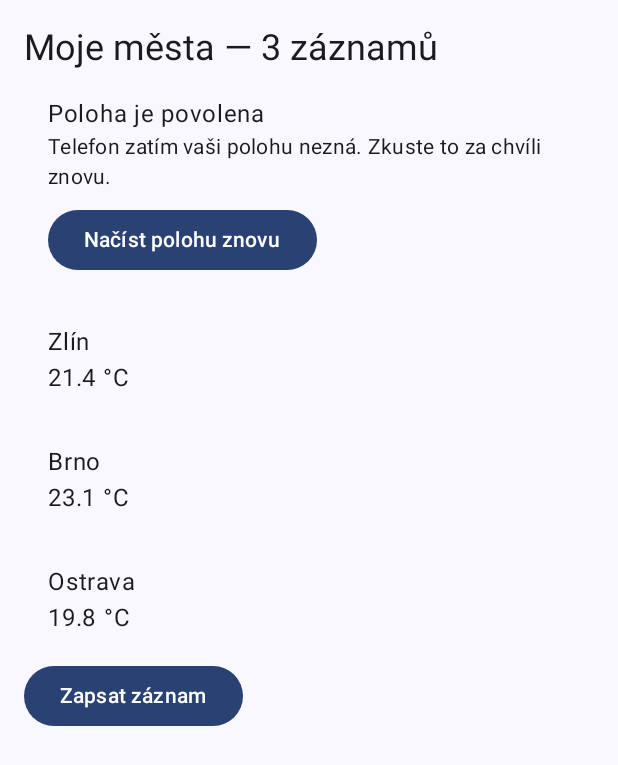
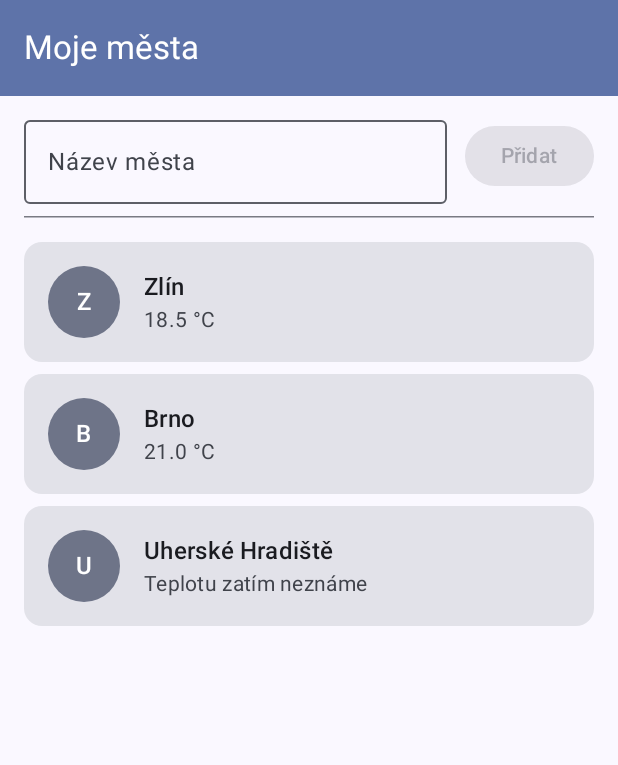
Before and after one commit to VBistry/meteodenik, an Android app built with Jetpack Compose: the screen it shows after launch (MainActivity), on a phone screen of 412 x 824 dp. Shown: the top 765 px of the screen. Run offline under Robolectric (Android 15) with nearby library versions, the phone set to English and light mode, and no system bars.

Commit message:
Lekce 07: obrazovka seznamu mest v Compose, stav hoistovany do MestaObrazovka

```diff
--- a/app/src/main/java/cz/utb/meteodenik/MainActivity.kt
+++ b/app/src/main/java/cz/utb/meteodenik/MainActivity.kt
@@ -7,7 +7,7 @@ import androidx.activity.ComponentActivity
 import androidx.activity.compose.setContent
 import androidx.activity.enableEdgeToEdge
 import androidx.core.content.ContextCompat
-import cz.utb.meteodenik.ui.SeznamMestObrazovka
+import cz.utb.meteodenik.ui.MestaObrazovka
 import cz.utb.meteodenik.ui.theme.MeteoDenikTheme
 
 private const val TAG = "Cyklus"
@@ -22,7 +22,11 @@ class MainActivity : ComponentActivity() {
         super.onCreate(savedInstanceState)
         Log.d(TAG, "MainActivity  onCreate   (savedInstanceState = $savedInstanceState)")
         enableEdgeToEdge()
-        setContent { MeteoDenikTheme { SeznamMestObrazovka() } }
+        setContent {
+            MeteoDenikTheme {
+                MestaObrazovka()
+            }
+        }
     }
 
     override fun onStart() {
--- a/app/src/main/java/cz/utb/meteodenik/model/Mesto.kt
+++ b/app/src/main/java/cz/utb/meteodenik/model/Mesto.kt
@@ -1,14 +1,7 @@
 package cz.utb.meteodenik.model
 
 data class Mesto(
+    val id: Int,
     val nazev: String,
-    val teplota: Double
+    val teplotaC: Double?   // null = teplotu ještě neznáme, doplní ji API v lekci 11
 )
-
-// Názvy měst jsou data, ne texty rozhraní – proto smějí být v kódu.
-// V lekci 11 je nahradí odpověď z Open-Meteo API.
-val UKAZKOVA_MESTA = listOf(
-    Mesto("Zlín", 21.4),
-    Mesto("Brno", 23.1),
-    Mesto("Ostrava", 19.8)
-)
--- /dev/null
+++ b/app/src/main/java/cz/utb/meteodenik/ui/MestaScreen.kt
@@ -0,0 +1,267 @@
+package cz.utb.meteodenik.ui
+
+import android.content.res.Configuration
+import androidx.compose.foundation.background
+import androidx.compose.foundation.layout.Arrangement
+import androidx.compose.foundation.layout.Box
+import androidx.compose.foundation.layout.Column
+import androidx.compose.foundation.layout.PaddingValues
+import androidx.compose.foundation.layout.Row
+import androidx.compose.foundation.layout.Spacer
+import androidx.compose.foundation.layout.fillMaxSize
+import androidx.compose.foundation.layout.fillMaxWidth
+import androidx.compose.foundation.layout.height
+import androidx.compose.foundation.layout.padding
+import androidx.compose.foundation.layout.size
+import androidx.compose.foundation.layout.width
+import androidx.compose.foundation.lazy.LazyColumn
+import androidx.compose.foundation.lazy.items
+import androidx.compose.foundation.shape.CircleShape
+import androidx.compose.material3.Button
+import androidx.compose.material3.Card
+import androidx.compose.material3.ExperimentalMaterial3Api
+import androidx.compose.material3.HorizontalDivider
+import androidx.compose.material3.MaterialTheme
+import androidx.compose.material3.OutlinedTextField
+import androidx.compose.material3.Scaffold
+import androidx.compose.material3.Text
+import androidx.compose.material3.TopAppBar
+import androidx.compose.material3.TopAppBarDefaults
+import androidx.compose.runtime.Composable
+import androidx.compose.runtime.getValue
+import androidx.compose.runtime.mutableStateOf
+import androidx.compose.runtime.remember
+import androidx.compose.runtime.saveable.rememberSaveable
+import androidx.compose.runtime.setValue
+import androidx.compose.ui.Alignment
+import androidx.compose.ui.Modifier
+import androidx.compose.ui.draw.clip
+import androidx.compose.ui.res.stringResource
+import androidx.compose.ui.semantics.contentDescription
+import androidx.compose.ui.semantics.semantics
+import androidx.compose.ui.text.style.TextOverflow
+import androidx.compose.ui.tooling.preview.Preview
+import androidx.compose.ui.unit.dp
+import cz.utb.meteodenik.R
+import cz.utb.meteodenik.model.Mesto
+import cz.utb.meteodenik.ui.theme.MeteoDenikTheme
+
+@Composable
+fun MestoKarta(
+    mesto: Mesto,
+    modifier: Modifier = Modifier
+) {
+    Card(modifier = modifier.fillMaxWidth()) {
+        Row(
+            modifier = Modifier.padding(16.dp),
+            verticalAlignment = Alignment.CenterVertically
+        ) {
+            Box(
+                modifier = Modifier
+                    .size(48.dp)
+                    .clip(CircleShape)
+                    .background(MaterialTheme.colorScheme.secondaryContainer)
+                    .semantics { contentDescription = mesto.nazev },
+                contentAlignment = Alignment.Center
+            ) {
+                Text(
+                    text = mesto.nazev.take(1).uppercase(),
+                    style = MaterialTheme.typography.titleMedium,
+                    color = MaterialTheme.colorScheme.onSecondaryContainer
+                )
+            }
+            Spacer(modifier = Modifier.width(16.dp))
+            Column(modifier = Modifier.weight(1f)) {
+                Text(
+                    text = mesto.nazev,
+                    style = MaterialTheme.typography.titleMedium,
+                    maxLines = 1,
+                    overflow = TextOverflow.Ellipsis
+                )
+                Text(
+                    text = if (mesto.teplotaC != null) {
+                        stringResource(R.string.mesto_teplota, mesto.teplotaC)
+                    } else {
+                        stringResource(R.string.mesto_teplota_neznama)
+                    },
+                    style = MaterialTheme.typography.bodyMedium,
+                    color = MaterialTheme.colorScheme.onSurfaceVariant
+                )
+            }
+        }
+    }
+}
+
+internal val ukazkovaMesta = listOf(
+    Mesto(id = 1, nazev = "Zlín", teplotaC = 18.5),
+    Mesto(id = 2, nazev = "Brno", teplotaC = 21.0),
+    Mesto(id = 3, nazev = "Uherské Hradiště", teplotaC = null)
+)
+
+@Preview(name = "Karta — světlá", showBackground = true)
+@Preview(name = "Karta — tmavá", showBackground = true, uiMode = Configuration.UI_MODE_NIGHT_YES)
+@Composable
+private fun MestoKartaPreview() {
+    MeteoDenikTheme {
+        MestoKarta(mesto = ukazkovaMesta.first(), modifier = Modifier.padding(16.dp))
+    }
+}
+
+@Composable
+fun PridatMestoRadek(
+    nazev: String,
+    onNazevChange: (String) -> Unit,
+    onPridat: () -> Unit,
+    modifier: Modifier = Modifier
+) {
+    Row(
+        modifier = modifier.fillMaxWidth(),
+        verticalAlignment = Alignment.CenterVertically
+    ) {
+        OutlinedTextField(
+            value = nazev,
+            onValueChange = onNazevChange,
+            label = { Text(stringResource(R.string.mesto_pole_label)) },
+            singleLine = true,
+            modifier = Modifier.weight(1f)
+        )
+        Spacer(modifier = Modifier.width(12.dp))
+        Button(
+            onClick = onPridat,
+            enabled = nazev.isNotBlank()
+        ) {
+            Text(text = stringResource(R.string.mesto_pridat))
+        }
+    }
+}
+
+@Preview(showBackground = true)
+@Composable
+private fun PridatMestoRadekPreview() {
+    MeteoDenikTheme {
+        Column(modifier = Modifier.padding(16.dp)) {
+            PridatMestoRadek(nazev = "", onNazevChange = {}, onPridat = {})
+            Spacer(modifier = Modifier.height(16.dp))
+            PridatMestoRadek(nazev = "Zlín", onNazevChange = {}, onPridat = {})
+        }
+    }
+}
+
+@Composable
+fun MestaSeznam(
+    mesta: List<Mesto>,
+    modifier: Modifier = Modifier
+) {
+    if (mesta.isEmpty()) {
+        Text(
+            text = stringResource(R.string.mesta_prazdno),
+            style = MaterialTheme.typography.bodyMedium,
+            color = MaterialTheme.colorScheme.onSurfaceVariant,
+            modifier = modifier.padding(vertical = 32.dp)
+        )
+    } else {
+        LazyColumn(
+            modifier = modifier.fillMaxSize(),
+            contentPadding = PaddingValues(vertical = 8.dp),
+            verticalArrangement = Arrangement.spacedBy(8.dp)
+        ) {
+            items(
+                items = mesta,
+                key = { mesto -> mesto.id }
+            ) { mesto ->
+                MestoKarta(mesto = mesto)
+            }
+        }
+    }
+}
+
+@OptIn(ExperimentalMaterial3Api::class)   // TopAppBar je v Material 3 stále experimentální
+@Composable
+fun MestaObsah(
+    mesta: List<Mesto>,
+    novyNazev: String,
+    onNovyNazevChange: (String) -> Unit,
+    onPridatMesto: () -> Unit,
+    modifier: Modifier = Modifier
+) {
+    Scaffold(
+        modifier = modifier.fillMaxSize(),
+        topBar = {
+            TopAppBar(
+                title = { Text(text = stringResource(R.string.mesta_titulek)) },
+                colors = TopAppBarDefaults.topAppBarColors(
+                    containerColor = MaterialTheme.colorScheme.primaryContainer,
+                    titleContentColor = MaterialTheme.colorScheme.onPrimaryContainer
+                )
+            )
+        }
+    ) { innerPadding ->
+        Column(
+            modifier = Modifier
+                .padding(innerPadding)
+                .padding(horizontal = 16.dp)
+        ) {
+            Spacer(modifier = Modifier.height(8.dp))
+            PridatMestoRadek(
+                nazev = novyNazev,
+                onNazevChange = onNovyNazevChange,
+                onPridat = onPridatMesto
+            )
+            HorizontalDivider(modifier = Modifier.padding(vertical = 8.dp))
+            MestaSeznam(mesta = mesta)
+        }
+    }
+}
+
+@Composable
+fun MestaObrazovka(modifier: Modifier = Modifier) {
+    // Jediné místo v celé obrazovce, kde bydlí stav.
+    // V lekci 08 převezme seznam měst ViewModel; komponenty pod ní se nezmění.
+    var novyNazev by rememberSaveable { mutableStateOf("") }
+    var mesta by remember { mutableStateOf(ukazkovaMesta) }
+
+    MestaObsah(
+        mesta = mesta,
+        novyNazev = novyNazev,
+        onNovyNazevChange = { novyNazev = it },
+        onPridatMesto = {
+            val nazev = novyNazev.trim()
+            if (nazev.isNotEmpty()) {
+                mesta = mesta + Mesto(
+                    id = (mesta.maxOfOrNull { it.id } ?: 0) + 1,
+                    nazev = nazev,
+                    teplotaC = null
+                )
+                novyNazev = ""
+            }
+        },
+        modifier = modifier
+    )
+}
+
+@Preview(name = "Obrazovka — světlá", showBackground = true)
+@Preview(name = "Obrazovka — tmavá", showBackground = true, uiMode = Configuration.UI_MODE_NIGHT_YES)
+@Composable
+private fun MestaObsahPreview() {
+    MeteoDenikTheme {
+        MestaObsah(
+            mesta = ukazkovaMesta,
+            novyNazev = "Otrokovice",
+            onNovyNazevChange = {},
+            onPridatMesto = {}
+        )
+    }
+}
+
+@Preview(name = "Obrazovka — prázdný seznam", showBackground = true)
+@Composable
+private fun MestaObsahPrazdnaPreview() {
+    MeteoDenikTheme {
+        MestaObsah(
+            mesta = emptyList(),
+            novyNazev = "",
+            onNovyNazevChange = {},
+            onPridatMesto = {}
+        )
+    }
+}
--- a/app/src/main/java/cz/utb/meteodenik/ui/SeznamMestObrazovka.kt
+++ /dev/null
@@ -1,67 +0,0 @@
-package cz.utb.meteodenik.ui
-
-import android.content.Intent
-import androidx.compose.foundation.clickable
-import androidx.compose.foundation.layout.Column
-import androidx.compose.foundation.layout.fillMaxWidth
-import androidx.compose.foundation.layout.padding
-import androidx.compose.material3.Button
-import androidx.compose.material3.MaterialTheme
-import androidx.compose.material3.Scaffold
-import androidx.compose.material3.Text
-import androidx.compose.runtime.Composable
-import androidx.compose.ui.Modifier
-import androidx.compose.ui.platform.LocalContext
-import androidx.compose.ui.res.pluralStringResource
-import androidx.compose.ui.res.stringResource
-import androidx.compose.ui.unit.dp
-import cz.utb.meteodenik.DetailMestaActivity
-import cz.utb.meteodenik.R
-import cz.utb.meteodenik.ZaznamUlozenReceiver
-import cz.utb.meteodenik.model.UKAZKOVA_MESTA
-
-@Composable
-fun SeznamMestObrazovka() {
-    val context = LocalContext.current          // Context pro startActivity – na začátku funkce
-
-    Scaffold { insety ->
-        Column(modifier = Modifier.padding(insety).padding(16.dp)) {
-            val pocet = UKAZKOVA_MESTA.size
-            Text(
-                text = stringResource(
-                    R.string.seznam_titulek_pocet,
-                    pluralStringResource(R.plurals.pocet_zaznamu, pocet, pocet)
-                ),
-                style = MaterialTheme.typography.headlineSmall
-            )
-            PolohaKarta(onPolohaPovolena = {})
-            UKAZKOVA_MESTA.forEach { mesto ->
-                Column(
-                    modifier = Modifier
-                        .fillMaxWidth()
-                        .clickable {
-                            val intent = Intent(context, DetailMestaActivity::class.java).apply {
-                                putExtra(DetailMestaActivity.EXTRA_MESTO, mesto.nazev)
-                                putExtra(DetailMestaActivity.EXTRA_TEPLOTA, mesto.teplota)
-                            }
-                            context.startActivity(intent)
-                        }
-                        .padding(16.dp)
-                ) {
-                    Text(mesto.nazev)
-                    Text(stringResource(R.string.teplota_format, mesto.teplota))
-                }
-            }
-            Button(onClick = {
-                context.sendBroadcast(
-                    Intent(ZaznamUlozenReceiver.ACTION_ZAZNAM_ULOZEN).apply {
-                        setPackage(context.packageName)
-                        putExtra(ZaznamUlozenReceiver.EXTRA_MESTO, "Zlín")
-                    }
-                )
-            }) {
-                Text(stringResource(R.string.poslat_zpravu))
-            }
-        }
-    }
-}
--- a/app/src/main/res/values/strings.xml
+++ b/app/src/main/res/values/strings.xml
@@ -38,4 +38,12 @@
         <item quantity="other">%1$d záznamů</item>
     </plurals>
 
+    <!-- Lekce 07: obrazovka seznamu měst -->
+    <string name="mesta_titulek">Moje města</string>
+    <string name="mesta_prazdno">Zatím tu není žádné město. Přidejte první.</string>
+    <string name="mesto_pole_label">Název města</string>
+    <string name="mesto_pridat">Přidat</string>
+    <string name="mesto_teplota">%1$.1f °C</string>
+    <string name="mesto_teplota_neznama">Teplotu zatím neznáme</string>
+    <string name="mesto_avatar_popis">Značka města</string>
 </resources>
```
Also changed, not shown: 1 other file.
